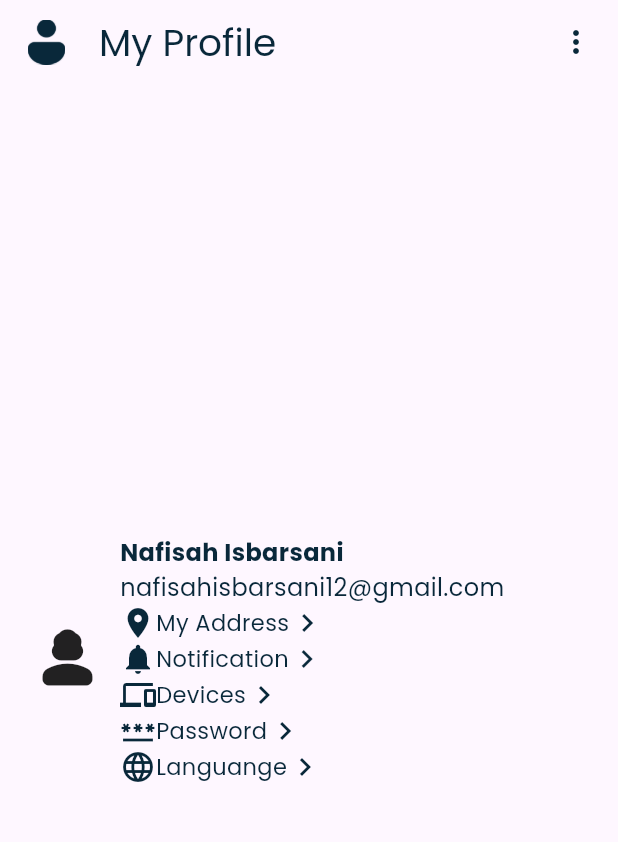
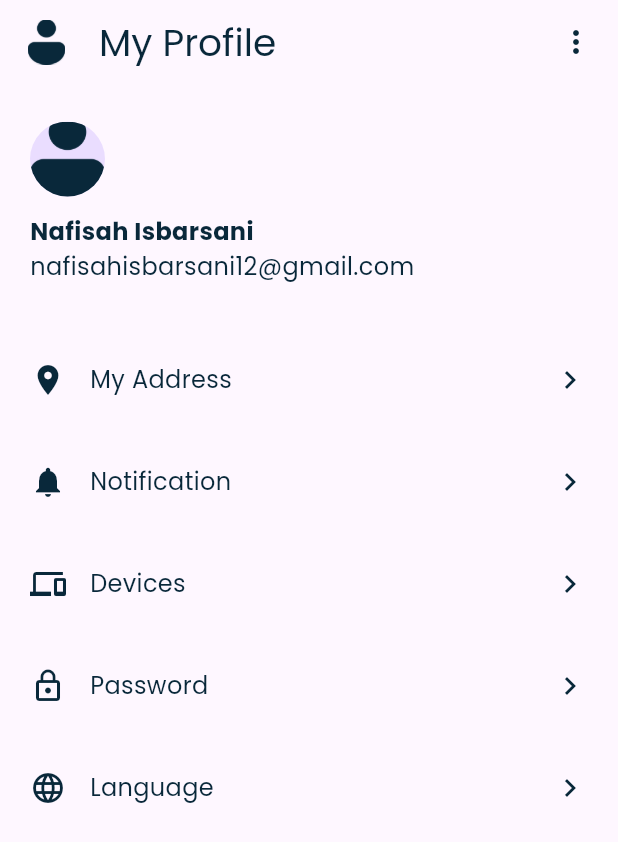
Before and after one commit to nafisahisbarsani/homey, a Flutter app: the Profile screen opened directly, on a phone screen of 412 x 824 dp. Shown: the top 842 px of the screen. Run offline on Flutter 3.47's test engine with Material 3 defaults, Android fonts, the light colour scheme and no system bars; our stand-ins replace get, google_fonts.

Commit message:
Fix Profile Page UI

```diff
--- a/lib/pages/menus/profile.dart
+++ b/lib/pages/menus/profile.dart
@@ -20,74 +20,72 @@ class Profile extends StatelessWidget {
               width: 30,
               height: 30,
             ),
-              SizedBox(width: 20,),
-              MyText(text: "My Profile", color: textColor, fontsize: 25, fontWeight: FontWeight.normal,),
+            SizedBox(width: 20),
+            MyText(
+              text: "My Profile",
+              color: textColor,
+              fontsize: 25,
+              fontWeight: FontWeight.normal,
+            ),
             Spacer(),
-              Icon(Icons.more_vert, color: textColor,),
-        ]
+            Icon(Icons.more_vert, color: textColor),
+          ],
         ),
       ),
-      body: Padding(
-        padding: const EdgeInsets.symmetric(vertical: 25, horizontal: 20),
+      body:  Padding(
+        padding: EdgeInsets.symmetric(vertical: 25, horizontal: 20),
         child: Column(
           crossAxisAlignment: CrossAxisAlignment.start,
-          mainAxisAlignment: MainAxisAlignment.center,
           children: [
             Row(
               children: [
-                Icon(Icons.person_3_rounded, size: 50,),
-                SizedBox(width: 10,),
+            Expanded(child:
             Column(
               crossAxisAlignment: CrossAxisAlignment.start,
-                  mainAxisAlignment: MainAxisAlignment.spaceBetween,
               children: [
+                CircleAvatar(radius: 25, backgroundImage: AssetImage("assets/account.png"),),
+                SizedBox(height: 12,),
                 MyText(text: "Nafisah Isbarsani", color: textColor, fontsize: 16, fontWeight: FontWeight.bold),
                 MyText(text: "nafisahisbarsani12@gmail.com", color: textColor, fontsize: 16, fontWeight: FontWeight.normal),
-                    Row(
-                      children: [
-                        Icon(Icons.location_on, color: textColor,),
-                        MyText(text: "My Address", color: textColor, fontsize: 15, fontWeight: FontWeight.normal),
-                        Icon(Icons.navigate_next, color: textColor,),
-                      ],
-                    ),
-                    Row(
-                      children: [
-                        Icon(Icons.notifications, color: textColor,),
-                        MyText(text: "Notification", color: textColor, fontsize: 15, fontWeight: FontWeight.normal),
-                        Icon(Icons.navigate_next, color: textColor,),
-                      ],
-                    ),
-                    Row(
-                      children: [
-                        Icon(Icons.devices, color: textColor,),
-                        MyText(text: "Devices", color: textColor, fontsize: 15, fontWeight: FontWeight.normal),
-                        Icon(Icons.navigate_next, color: textColor,),
-                      ],
-                    ),
-                    Row(
-                      children: [
-                        Icon(Icons.password_outlined, color: textColor,),
-                        MyText(text: "Password", color: textColor, fontsize: 15, fontWeight: FontWeight.normal),
-                        Icon(Icons.navigate_next, color: textColor,),
-                        SizedBox(width: 5,),
-                      ],
-                    ),
-                    Row(
-                      children: [
-                        Icon(Icons.language, color: textColor,),
-                        MyText(text: "Languange", color: textColor, fontsize: 15, fontWeight: FontWeight.normal),
-                        Icon(Icons.navigate_next, color: textColor,),
-                        SizedBox(width: 5,),
-                      ],
+                SizedBox(height: 40),
+
+                _buildMenuItem(Icons.location_on, "My Address"),
+                SizedBox(height: 20),
+                _buildMenuItem(Icons.notifications, "Notification"),
+                SizedBox(height: 20),
+                _buildMenuItem(Icons.devices, "Devices"),
+                SizedBox(height: 20),
+                _buildMenuItem(Icons.lock_outline, "Password"),
+                SizedBox(height: 20),
+                _buildMenuItem(Icons.language, "Language"),
+            ]
             )
-                  ],
             )
               ],
             ),
-
           ],
         ),
       ),
     );
   }
 }
+Widget _buildMenuItem(IconData icon, String title) {
+  return Padding(
+    padding: const EdgeInsets.symmetric(vertical: 12.0),
+    child: Row(
+      children: [
+        Icon(icon, color: textColor),
+        SizedBox(width: 16),
+        Expanded(
+          child: MyText(
+            text: title,
+            color: textColor,
+            fontsize: 16,
+            fontWeight: FontWeight.normal,
+          ),
+        ),
+        Icon(Icons.chevron_right, color: textColor),
+      ],
+    ),
+  );
+}
```
Lines whose indentation alone changed are shown as unchanged.
